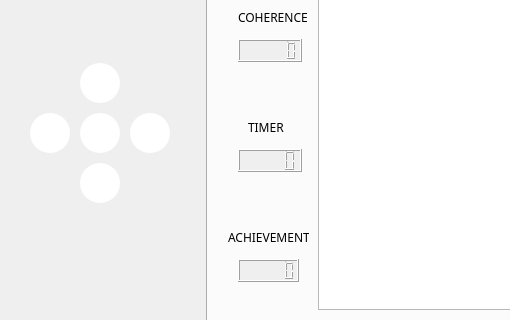
Above: ui/mainwindow.ui from sayyidahakindele/team40 before the change; both pictures show x 0 to 510 and y 107 to 427 of the 850 by 508 pixel window. Below: the same form after it.
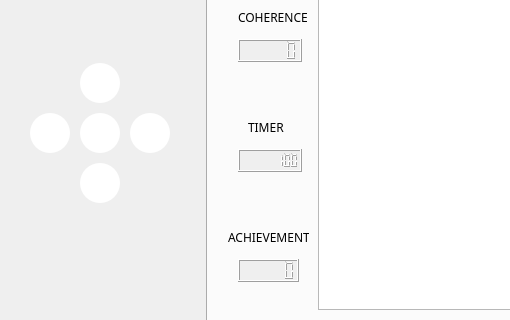
That is the form after the change. The open tabs and pages were chosen to show the change. Icons and pictures are not drawn.

Diff of the .ui file:
```diff
--- a/ui/mainwindow.ui
+++ b/ui/mainwindow.ui
@@ -1188,6 +1188,12 @@
           <property name="autoFillBackground">
            <bool>true</bool>
           </property>
+          <property name="digitCount">
+           <number>8</number>
+          </property>
+          <property name="intValue" stdset="0">
+           <number>100</number>
+          </property>
          </widget>
          <widget class="QSlider" name="horizontalSlider">
           <property name="geometry">
```
Left out of the diff: 2 changed lines with no effect on the pictures.
